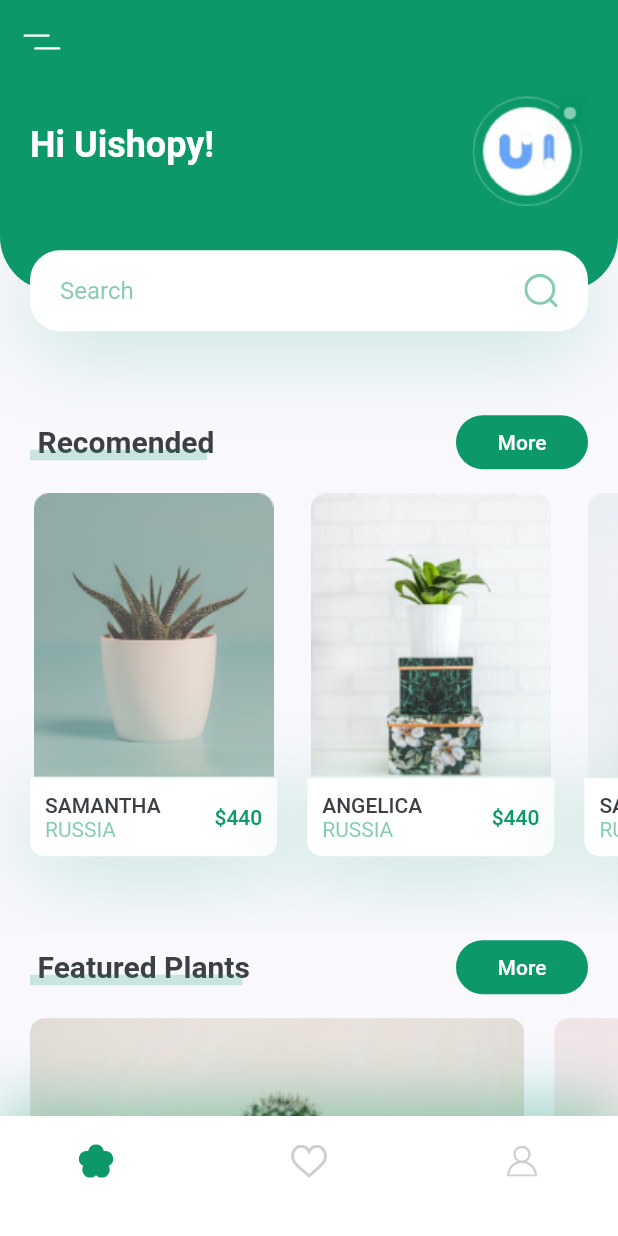
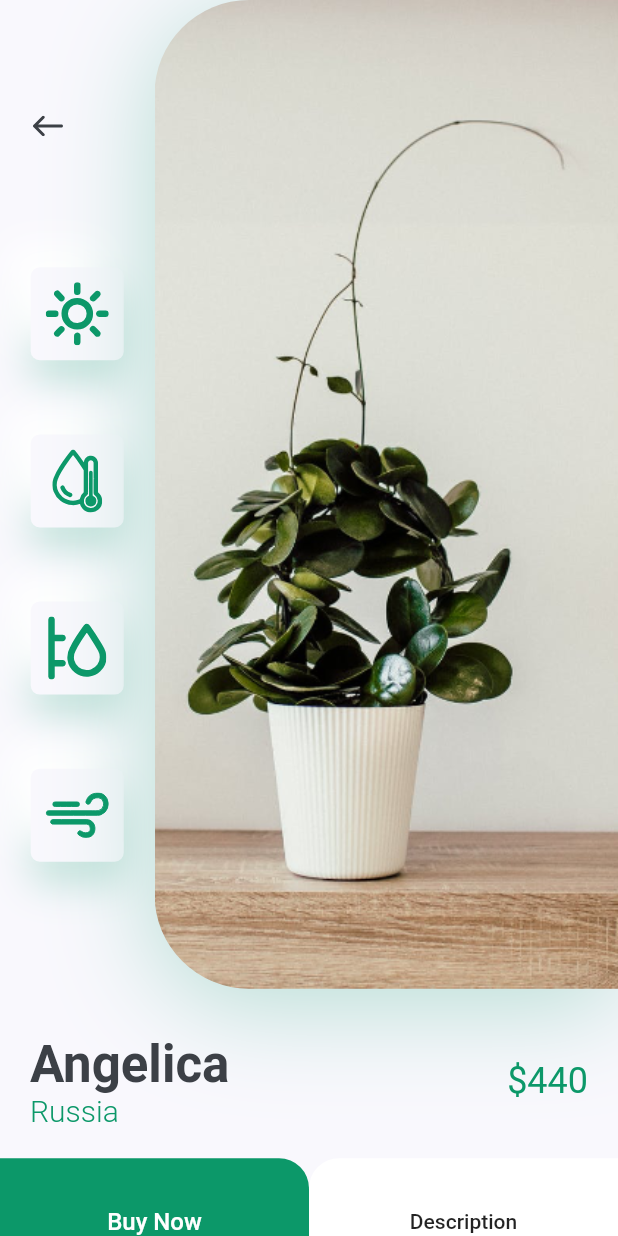
Before and after one commit to SantiagoGonzalezFernandez/Growing-In-Flutter, a Flutter app: the screen it shows after launch, after a tap on an icon or button, on a phone screen of 412 x 824 dp. Run offline on Flutter 3.47's test engine with Material 2 defaults, Android fonts, the phone set to English and light mode, and no system bars; our stand-ins replace curved_navigation_bar, flutter_svg, hidden_drawer_menu; missing offline and left inert: foldable_sidebar, spincircle_bottom_bar, swipedetector.

Commit message:
FINISHED: Plant UI

```diff
--- /dev/null
+++ b/growing_in_flutter/lib/PlantUI/src/pages/details/details_page.dart
@@ -0,0 +1,16 @@
+//Imports that are not mine
+import 'package:flutter/material.dart';
+
+//Imports that are mine
+//Local Widgets
+import 'package:growing_in_flutter/PlantUI/src/pages/details/details_widgets/body.dart';
+
+class DetailsPage extends StatelessWidget {
+
+  @override
+  Widget build(BuildContext context) {
+    return Scaffold(
+      body: Body(),
+    );
+  }
+}
--- /dev/null
+++ b/growing_in_flutter/lib/PlantUI/src/pages/details/details_widgets/body.dart
@@ -0,0 +1,32 @@
+//Imports that are not mine
+import 'package:flutter/material.dart';
+
+//Imports that are mine
+//Local Widgets
+import 'custom_buttons.dart';
+import 'image_and_icons.dart';
+import 'title_and_price.dart';
+//Constants
+import 'package:growing_in_flutter/PlantUI/src/constants.dart';
+
+class Body extends StatelessWidget {
+
+  @override
+  Widget build(BuildContext context) {
+    return SingleChildScrollView(
+      physics: BouncingScrollPhysics(),
+      child: Column(
+        children: [
+          ImageAndIcons(),
+          TitleAndPrice(
+            title: 'Angelica',
+            country: 'Russia',
+            price: 440,
+          ),
+          SizedBox(height: defaultPadding),
+          CustomButtons(),
+        ],
+      ),
+    );
+  }
+}
--- /dev/null
+++ b/growing_in_flutter/lib/PlantUI/src/pages/details/details_widgets/custom_buttons.dart
@@ -0,0 +1,58 @@
+//Imports that are not mine
+import 'package:flutter/material.dart';
+
+//Imports that are mine
+//Constants
+import 'package:growing_in_flutter/PlantUI/src/constants.dart';
+
+class CustomButtons extends StatelessWidget {
+
+  const CustomButtons({
+    Key key,
+  }) : super(key: key);
+
+  @override
+  Widget build(BuildContext context) {
+    Size size = MediaQuery.of(context).size;
+    return Row(
+      children: [
+        SizedBox(
+          width: size.width / 2,
+          height: 84.0,
+          child: FlatButton(
+            child: Text(
+              'Buy Now',
+              style: TextStyle(
+                color: Colors.white,
+                fontSize: 16.0
+              ),
+            ),
+            color: primaryColor,
+            shape: RoundedRectangleBorder(
+              borderRadius: BorderRadius.only(
+                topRight: Radius.circular(20.0)
+              )
+            ),
+            onPressed: () {},
+          ),
+        ),
+        SizedBox(
+          width: size.width / 2,
+          height: 84.0,
+          child: FlatButton(
+            child: Text(
+              'Description',
+            ),
+            color: Colors.white,
+            shape: RoundedRectangleBorder(
+              borderRadius: BorderRadius.only(
+                topLeft: Radius.circular(20.0)
+              )
+            ),
+            onPressed: () {},
+          ),
+        ),
+      ],
+    );
+  }
+}
--- /dev/null
+++ b/growing_in_flutter/lib/PlantUI/src/pages/details/details_widgets/icon_card.dart
@@ -0,0 +1,47 @@
+//Imports that are not mine
+import 'package:flutter/material.dart';
+import 'package:flutter_svg/flutter_svg.dart';
+
+//Imports that are mine
+//Constants
+import 'package:growing_in_flutter/PlantUI/src/constants.dart';
+
+class IconCard extends StatelessWidget {
+
+  final String icon;
+
+  const IconCard({
+    Key key,
+    @required this.icon
+  }) : super(key: key);
+
+  @override
+  Widget build(BuildContext context) {
+    Size size = MediaQuery.of(context).size;
+    return Container(
+      margin: EdgeInsets.symmetric(
+        vertical: size.height * 0.03
+      ),
+      padding: EdgeInsets.all(defaultPadding / 2.0),
+      height: 62.0,
+      width: 62.0,
+      decoration: BoxDecoration(
+        color: backgroundColor,
+        borderRadius: BorderRadius.circular(6.0),
+        boxShadow: [
+          BoxShadow(
+            offset: Offset(0.0, 15.0),
+            blurRadius: 22.0,
+            color: primaryColor.withOpacity(0.22)
+          ),
+          BoxShadow(
+            offset: Offset(-15.0, -15.0),
+            blurRadius: 20.0,
+            color: Colors.white
+          )
+        ]
+      ),
+      child: SvgPicture.asset(icon),
+    );
+  }
+}
--- /dev/null
+++ b/growing_in_flutter/lib/PlantUI/src/pages/details/details_widgets/image_and_icons.dart
@@ -0,0 +1,82 @@
+//Imports that are not mine
+import 'package:flutter/material.dart';
+import 'package:flutter_svg/flutter_svg.dart';
+
+//Imports that are mine
+//Local Widget
+import 'icon_card.dart';
+//Constants
+import 'package:growing_in_flutter/PlantUI/src/constants.dart';
+
+class ImageAndIcons extends StatelessWidget {
+  ImageAndIcons({
+    Key key,
+  }) : super(key: key);
+
+  @override
+  Widget build(BuildContext context) {
+    Size size = MediaQuery.of(context).size;
+    return Padding(
+      padding: EdgeInsets.only(
+        bottom: defaultPadding * 1.5
+      ),
+      child: SizedBox(
+        height: size.height * 0.8,
+        child: Row(
+          children: [
+            Expanded(
+              child: Padding(
+                padding: EdgeInsets.symmetric(
+                  vertical: defaultPadding * 3
+                ),
+                child: Column(
+                  children: [
+                    Align(
+                      alignment: Alignment.topLeft,
+                      child: IconButton(
+                        icon: SvgPicture.asset('PlantUI/assets/icons/back_arrow.svg'),
+                        padding: EdgeInsets.symmetric(
+                          horizontal: defaultPadding
+                        ),
+                        onPressed: () {
+                          Navigator.pop(context);
+                        },
+                      ),
+                    ),
+                    Spacer(),
+                    IconCard(icon: 'PlantUI/assets/icons/sun.svg'),
+                    IconCard(icon: 'PlantUI/assets/icons/icon_2.svg'),
+                    IconCard(icon: 'PlantUI/assets/icons/icon_3.svg'),
+                    IconCard(icon: 'PlantUI/assets/icons/icon_4.svg'),
+                  ],
+                ),
+              ),
+            ),
+            Container(
+              height: size.height * 0.8,
+              width: size.width * 0.75,
+              decoration: BoxDecoration(
+                image: DecorationImage(
+                  image: AssetImage('PlantUI/assets/images/img.png'),
+                  fit: BoxFit.cover,
+                  alignment: Alignment.centerLeft
+                ),
+                borderRadius: BorderRadius.only(
+                  topLeft: Radius.circular(63),
+                  bottomLeft: Radius.circular(63)
+                ),
+                boxShadow: [
+                  BoxShadow(
+                    offset: Offset(0.0, 10.0),
+                    blurRadius: 60.0,
+                    color: primaryColor.withOpacity(0.29)
+                  )
+                ]
+              ),
+            )
+          ],
+        ),
+      ),
+    );
+  }
+}
--- /dev/null
+++ b/growing_in_flutter/lib/PlantUI/src/pages/details/details_widgets/title_and_price.dart
@@ -0,0 +1,61 @@
+//Imports that are not mine
+import 'package:flutter/material.dart';
+
+//Imports that are mine
+//Constants
+import 'package:growing_in_flutter/PlantUI/src/constants.dart';
+
+class TitleAndPrice extends StatelessWidget {
+
+  final String title;
+  final String country;
+  final int price;
+
+  const TitleAndPrice({
+    Key key,
+    @required this.title,
+    @required this.country,
+    @required this.price,
+  }) : super(key: key);
+
+  @override
+  Widget build(BuildContext context) {
+    return Padding(
+      padding: EdgeInsets.symmetric(
+        horizontal: defaultPadding
+      ),
+      child: Row(
+        children: [
+          RichText(
+            text: TextSpan(
+              children: [
+                TextSpan(
+                  text: '$title\n',
+                  style: Theme.of(context).textTheme.headline4.copyWith(
+                    color: textColor,
+                    fontWeight: FontWeight.bold
+                  ),
+                ),
+                TextSpan(
+                  text: '$country',
+                  style: TextStyle(
+                    fontSize: 20.0,
+                    color: primaryColor,
+                    fontWeight: FontWeight.w300
+                  )
+                )
+              ]
+            ),
+          ),
+          Spacer(),
+          Text(
+            '\$$price',
+            style: Theme.of(context).textTheme.headline5.copyWith(
+              color: primaryColor
+            ),
+          )
+        ],
+      ),
+    );
+  }
+}
--- a/growing_in_flutter/lib/PlantUI/src/pages/home/home_widgets/body.dart
+++ b/growing_in_flutter/lib/PlantUI/src/pages/home/home_widgets/body.dart
@@ -15,6 +15,7 @@ class Body extends StatelessWidget {
   Widget build(BuildContext context) {
     Size size = MediaQuery.of(context).size;
     return SingleChildScrollView(
+      physics: BouncingScrollPhysics(),
       child: Column(
         children: [
           HeaderWithSearchBox(size: size),
--- a/growing_in_flutter/lib/PlantUI/src/pages/home/home_widgets/recomend_plants.dart
+++ b/growing_in_flutter/lib/PlantUI/src/pages/home/home_widgets/recomend_plants.dart
@@ -4,6 +4,8 @@ import 'package:flutter/material.dart';
 //Imports that are mine
 //Constants
 import 'package:growing_in_flutter/PlantUI/src/constants.dart';
+//Pages
+import 'package:growing_in_flutter/PlantUI/src/pages/details/details_page.dart';
 
 class RecomendsPlants extends StatelessWidget {
   const RecomendsPlants({
@@ -22,21 +24,42 @@ class RecomendsPlants extends StatelessWidget {
             title: 'Samantha',
             country: 'Russia',
             price: 440,
-            onPressed: () {},
+            onPressed: () {
+              Navigator.push(
+                context,
+                MaterialPageRoute(
+                  builder: (context) => DetailsPage(),
+                )
+              );
+            },
           ),
           RecomendPlantCard(
             image: 'PlantUI/assets/images/image_2.png',
             title: 'Angelica',
             country: 'Russia',
             price: 440,
-            onPressed: () {},
+            onPressed: () {
+              Navigator.push(
+                context,
+                MaterialPageRoute(
+                  builder: (context) => DetailsPage(),
+                )
+              );
+            },
           ),
           RecomendPlantCard(
             image: 'PlantUI/assets/images/image_3.png',
             title: 'Samantha',
             country: 'Russia',
             price: 440,
-            onPressed: () {},
+            onPressed: () {
+              Navigator.push(
+                context,
+                MaterialPageRoute(
+                  builder: (context) => DetailsPage(),
+                )
+              );
+            },
           ),
         ],
       ),
```
